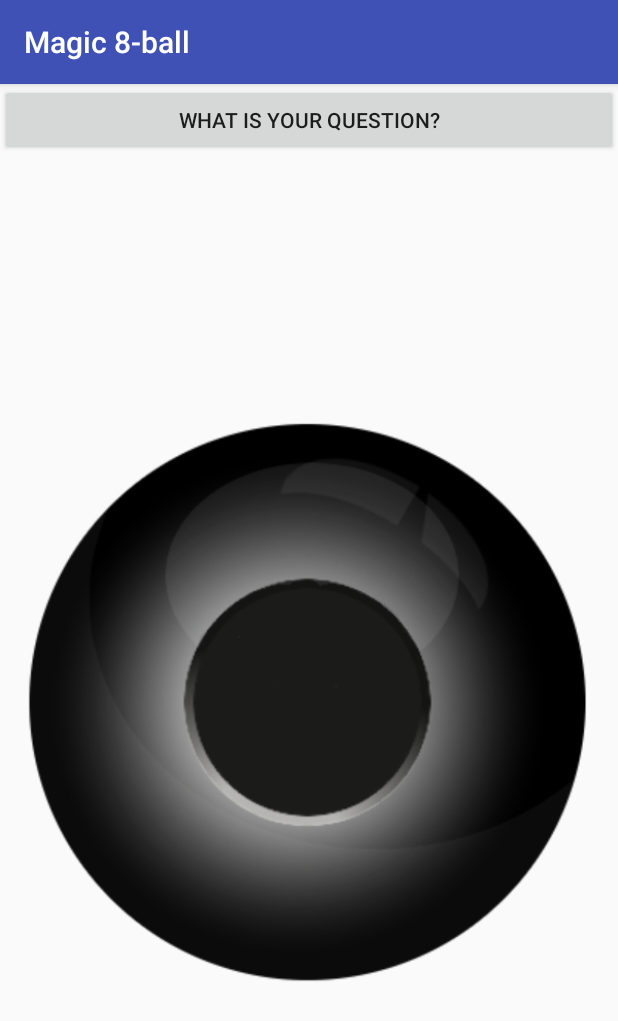
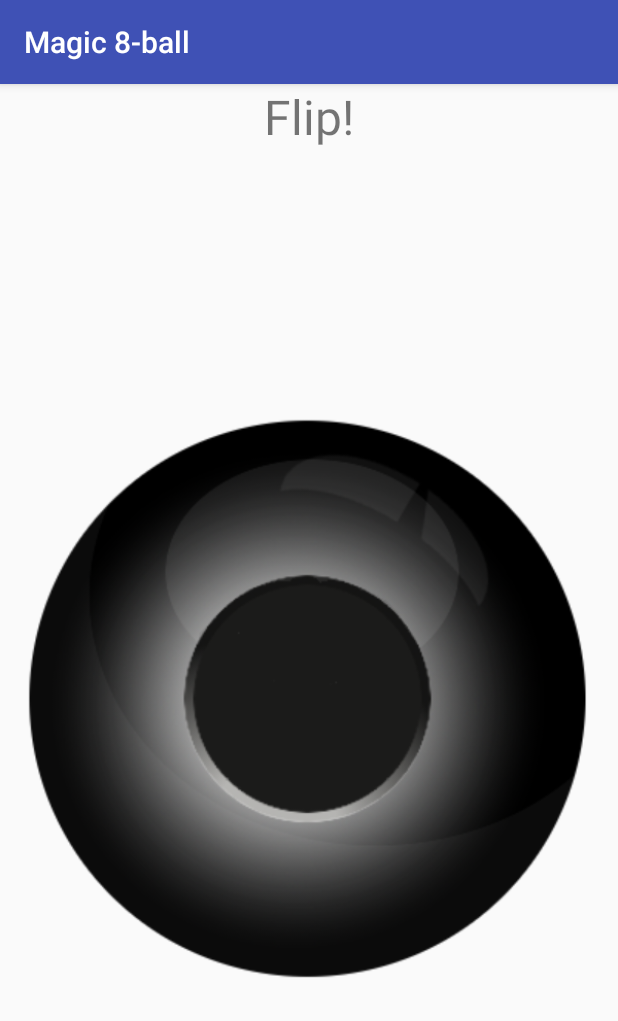
Before and after one commit to yulppuma/CodingEveryDay, an Android app: the screen it shows after launch (MainActivity), on a phone screen of 412 x 824 dp. Shown: the top 1021 px of the screen. Run offline under Robolectric (Android 15) with nearby library versions, the phone set to English and light mode, and no system bars.

Commit message:
Added magic 8-ball logo and only functions upon shaking phone in z-direction

```diff
--- a/AndroidAppsJava/Magic_8-ball/app/src/main/AndroidManifest.xml
+++ b/AndroidAppsJava/Magic_8-ball/app/src/main/AndroidManifest.xml
@@ -4,7 +4,7 @@
 
     <application
         android:allowBackup="true"
-        android:icon="@mipmap/ic_launcher"
+        android:icon="@drawable/magic_8_ball_icon"
         android:label="@string/app_name"
         android:supportsRtl="true"
         android:theme="@style/AppTheme">
--- a/AndroidAppsJava/Magic_8-ball/app/src/main/java/com/example/yulpuma/magic_8_ball/MainActivity.java
+++ b/AndroidAppsJava/Magic_8-ball/app/src/main/java/com/example/yulpuma/magic_8_ball/MainActivity.java
@@ -27,7 +27,7 @@ public class MainActivity extends AppCompatActivity implements SensorEventListen
     private Sensor senAccelerometer;
     private long lastUpdate = 0;
     private float last_x, last_y, last_z;
-    private static final int SHAKE_THRESHOLD = 800;
+    private static final int SHAKE_THRESHOLD = 850;
     @Override
     protected void onCreate(Bundle savedInstanceState) {
         super.onCreate(savedInstanceState);
@@ -58,15 +58,11 @@ public class MainActivity extends AppCompatActivity implements SensorEventListen
         senSensorManager.registerListener(this, senAccelerometer , SensorManager.SENSOR_DELAY_NORMAL);
 
 
-        mybtn = (Button) findViewById(R.id.button_8);
+        //mybtn = (Button) findViewById(R.id.button_8);
         txt = (TextView) findViewById(R.id.question);
 
 
-        mybtn.setOnClickListener(new View.OnClickListener(){
-            public void onClick(View view){
-                txt.setText(arr[(int) (Math.random()*20)]);
-            }
-        });
+
     }
 
     @Override
@@ -84,7 +80,7 @@ public class MainActivity extends AppCompatActivity implements SensorEventListen
                 long diffTime = (curTime - lastUpdate);
                 lastUpdate = curTime;
 
-                float speed = Math.abs(x + y + z - last_x - last_y - last_z)/ diffTime * 10000;
+                float speed = Math.abs(z - last_z)/ diffTime * 10000;
                 if (speed > SHAKE_THRESHOLD){
                     txt = (TextView) findViewById(R.id.question);
                     txt.setText(arr[(int) (Math.random()*20)]);
--- a/AndroidAppsJava/Magic_8-ball/app/src/main/res/layout/activity_main.xml
+++ b/AndroidAppsJava/Magic_8-ball/app/src/main/res/layout/activity_main.xml
@@ -7,11 +7,12 @@
     android:layout_height="match_parent"
     android:layout_gravity="top">
 
-    <Button android:id="@+id/button_8"
+    <TextView
         android:layout_width="match_parent"
         android:layout_height="wrap_content"
-        android:text="@string/button_8"
-        android:onClick="onClickB" />
+        android:textSize="32sp"
+        android:gravity="center"
+        android:text="Flip!"/>
     <RelativeLayout
         android:layout_width="match_parent"
         android:layout_height="match_parent">
```
Also changed, not shown: AndroidAppsJava/Magic_8-ball/app/src/main/res/drawable/magic_8_ball_icon.png (added).
